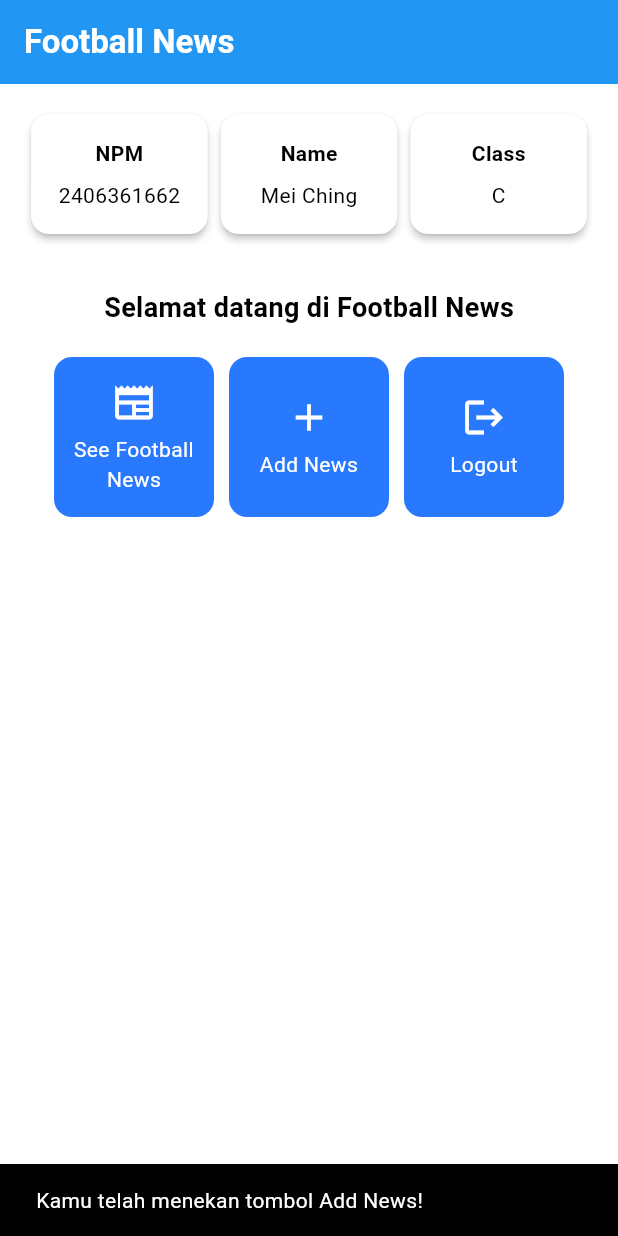
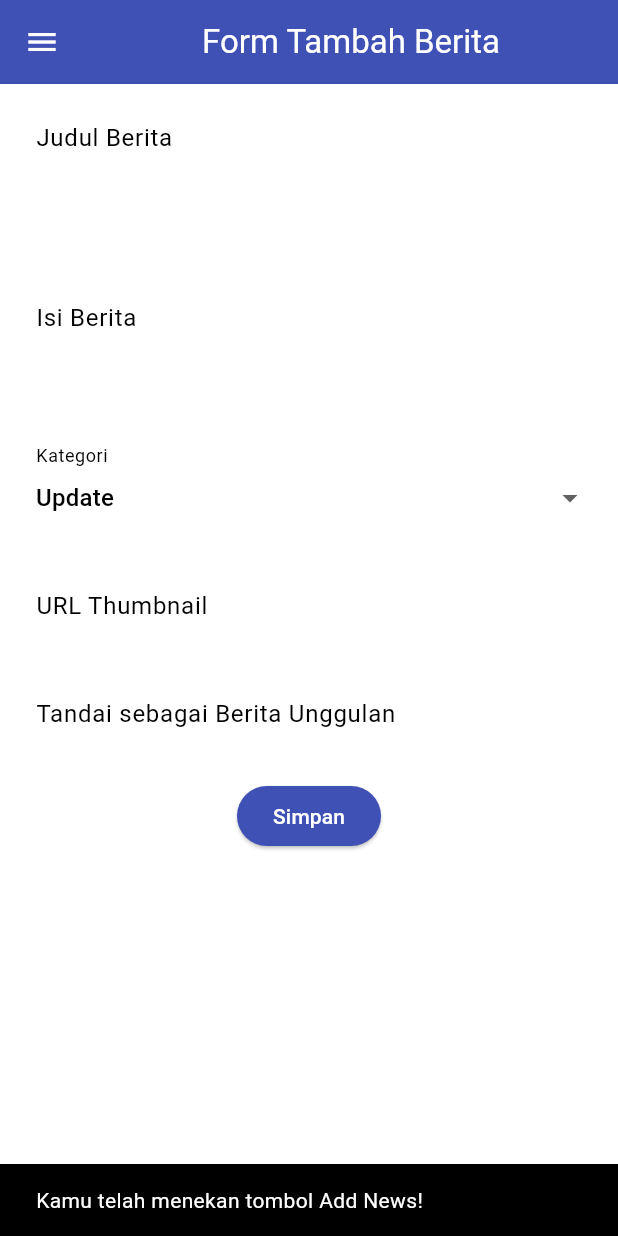
Before and after one commit to Mei2462/football-news-mobile, a Flutter app: the screen it shows after launch, after a tap on "Add News", on a phone screen of 412 x 824 dp. Run offline on Flutter 3.47's test engine with Material 3 defaults, Android fonts, the phone set to English and light mode, and no system bars.

Commit message:
Finish Tutorial 7: Flutter Navigation, Layouts, Forms, and Input Elements

```diff
--- a/lib/main.dart
+++ b/lib/main.dart
@@ -1,5 +1,5 @@
 import 'package:flutter/material.dart';
-import 'package:football_news/menu.dart';
+import 'package:football_news/screens/menu.dart';
 
 void main() {
   runApp(const MyApp());
--- a/lib/menu.dart
+++ b/lib/screens/menu.dart
@@ -1,4 +1,6 @@
 import 'package:flutter/material.dart';
+import 'package:football_news/widgets/left_drawer.dart'; // Import drawer widget
+import 'package:football_news/widgets/news_card.dart';
 
 class MyHomePage extends StatelessWidget {
     MyHomePage({super.key});
@@ -30,6 +32,7 @@ class MyHomePage extends StatelessWidget {
         // Warna latar belakang AppBar diambil dari skema warna tema aplikasi.
         backgroundColor: Theme.of(context).colorScheme.primary,
       ),
+      drawer: LeftDrawer(),
       // Body halaman dengan padding di sekelilingnya.
       body: Padding(
         padding: const EdgeInsets.all(16.0),
@@ -125,63 +128,3 @@ class InfoCard extends StatelessWidget {
     );
   }
 }
-
-class ItemHomepage {
- final String name;
- final IconData icon;
-
- ItemHomepage(this.name, this.icon);
-}
-
-class ItemCard extends StatelessWidget {
-  // Menampilkan kartu dengan ikon dan nama.
-
-  final ItemHomepage item;
-
-  const ItemCard(this.item, {super.key});
-
-  @override
-  Widget build(BuildContext context) {
-    return Material(
-      // Menentukan warna latar belakang dari tema aplikasi.
-      color: Theme.of(context).colorScheme.secondary,
-      // Membuat sudut kartu melengkung.
-      borderRadius: BorderRadius.circular(12),
-
-      child: InkWell(
-        // Aksi ketika kartu ditekan.
-        onTap: () {
-          // Menampilkan pesan SnackBar saat kartu ditekan.
-          ScaffoldMessenger.of(context)
-            ..hideCurrentSnackBar()
-            ..showSnackBar(
-              SnackBar(content: Text("Kamu telah menekan tombol ${item.name}!"))
-            );
-        },
-        // Container untuk menyimpan Icon dan Text
-        child: Container(
-          padding: const EdgeInsets.all(8),
-          child: Center(
-            child: Column(
-              // Menyusun ikon dan teks di tengah kartu.
-              mainAxisAlignment: MainAxisAlignment.center,
-              children: [
-                Icon(
-                  item.icon,
-                  color: Colors.white,
-                  size: 30.0,
-                ),
-                const Padding(padding: EdgeInsets.all(3)),
-                Text(
-                  item.name,
-                  textAlign: TextAlign.center,
-                  style: const TextStyle(color: Colors.white),
-                ),
-              ],
-            ),
-          ),
-        ),
-      ),
-    );
-  }
-}
--- /dev/null
+++ b/lib/screens/newslist_form.dart
@@ -0,0 +1,213 @@
+import 'package:flutter/material.dart';
+import 'package:football_news/widgets/left_drawer.dart';
+
+class NewsFormPage extends StatefulWidget {
+    const NewsFormPage({super.key});
+
+    @override
+    State<NewsFormPage> createState() => _NewsFormPageState();
+}
+
+class _NewsFormPageState extends State<NewsFormPage> {
+  final _formKey = GlobalKey<FormState>();
+  String _title = "";
+  String _content = "";
+  String _category = "update"; // default
+  String _thumbnail = "";
+  bool _isFeatured = false; // default
+
+  final List<String> _categories = [
+    'transfer',
+    'update',
+    'exclusive',
+    'match',
+    'rumor',
+    'analysis',
+  ];
+
+    @override
+    Widget build(BuildContext context) {
+      return Scaffold(
+        appBar: AppBar(
+          title: const Center(
+            child: Text(
+              'Form Tambah Berita',
+              ),
+            ),
+            backgroundColor: Colors.indigo,
+            foregroundColor: Colors.white,
+          ),
+          drawer: const LeftDrawer(),
+          body: Form(
+            key: _formKey,
+            child: SingleChildScrollView(
+              child: Column(
+                crossAxisAlignment: CrossAxisAlignment.start,
+                children:[
+                  // === Title ===
+                  Padding(
+                    padding: const EdgeInsets.all(8.0),
+                    child: TextFormField(
+                      decoration: InputDecoration(
+                        hintText: "Judul Berita",
+                        labelText: "Judul Berita",
+                        border: OutlineInputBorder(
+                          borderRadius: BorderRadius.circular(5.0),
+                        ),
+                      ),
+                      onChanged: (String? value) {
+                        setState(() {
+                          _title = value!;
+                        });
+                      },
+                      validator: (String? value) {
+                        if (value == null || value.isEmpty) {
+                          return "Judul tidak boleh kosong!";
+                        }
+                        return null;
+                      },
+                    ),
+                  ),
+
+                  // === Content ===
+                  Padding(
+                    padding: const EdgeInsets.all(8.0),
+                    child: TextFormField(
+                      maxLines: 5,
+                      decoration: InputDecoration(
+                        hintText: "Isi Berita",
+                        labelText: "Isi Berita",
+                        border: OutlineInputBorder(
+                          borderRadius: BorderRadius.circular(5.0),
+                        ),
+                      ),
+                      onChanged: (String? value) {
+                        setState(() {
+                          _content = value!;
+                        });
+                      },
+                      validator: (String? value) {
+                        if (value == null || value.isEmpty) {
+                          return "Isi berita tidak boleh kosong!";
+                        }
+                        return null;
+                      },
+                    ),
+                  ),
+
+                  // === Category ===
+                  Padding(
+                    padding: const EdgeInsets.all(8.0),
+                    child: DropdownButtonFormField<String>(
+                      decoration: InputDecoration(
+                        labelText: "Kategori",
+                        border: OutlineInputBorder(
+                          borderRadius: BorderRadius.circular(5.0),
+                        ),
+                      ),
+                      value: _category,
+                      items: _categories
+                          .map((cat) => DropdownMenuItem(
+                                value: cat,
+                                child: Text(
+                                    cat[0].toUpperCase() + cat.substring(1)),
+                              ))
+                          .toList(),
+                      onChanged: (String? newValue) {
+                        setState(() {
+                          _category = newValue!;
+                        });
+                      },
+                    ),
+                  ),
+
+                  // === Thumbnail URL ===
+                  Padding(
+                    padding: const EdgeInsets.all(8.0),
+                    child: TextFormField(
+                      decoration: InputDecoration(
+                        hintText: "URL Thumbnail (opsional)",
+                        labelText: "URL Thumbnail",
+                        border: OutlineInputBorder(
+                          borderRadius: BorderRadius.circular(5.0),
+                        ),
+                      ),
+                      onChanged: (String? value) {
+                        setState(() {
+                          _thumbnail = value!;
+                        });
+                      },
+                    ),
+                  ),
+
+                  // === Is Featured ===
+                  Padding(
+                    padding: const EdgeInsets.all(8.0),
+                    child: SwitchListTile(
+                      title: const Text("Tandai sebagai Berita Unggulan"),
+                      value: _isFeatured,
+                      onChanged: (bool value) {
+                        setState(() {
+                          _isFeatured = value;
+                        });
+                      },
+                    ),
+                  ),
+
+                  // === Tombol Simpan ===
+                  Align(
+                    alignment: Alignment.bottomCenter,
+                    child: Padding(
+                      padding: const EdgeInsets.all(8.0),
+                      child: ElevatedButton(
+                        style: ButtonStyle(
+                          backgroundColor:
+                              MaterialStateProperty.all(Colors.indigo),
+                        ),
+                        onPressed: () {
+                          if (_formKey.currentState!.validate()) {
+                            showDialog(
+                              context: context,
+                              builder: (context) {
+                                return AlertDialog(
+                                  title: const Text('Berita berhasil disimpan!'),
+                                  content: SingleChildScrollView(
+                                    child: Column(
+                                      crossAxisAlignment: CrossAxisAlignment.start,
+                                      children: [
+                                        Text('Judul: $_title'),
+                                        Text('Isi: $_content'),
+                                        Text('Kategori: $_category'),
+                                        Text('Thumbnail: $_thumbnail'),
+                                        Text('Unggulan: ${_isFeatured ? "Ya" : "Tidak"}'),
+                                      ],
+                                    ),
+                                  ),
+                                  actions: [
+                                    TextButton(
+                                      child: const Text('OK'),
+                                      onPressed: () {
+                                        Navigator.pop(context);
+                                        _formKey.currentState!.reset();
+                                      },
+                                    ),
+                                  ],
+                                );
+                              },
+                            );
+                          }
+                        },
+                        child: const Text(
+                          "Simpan",
+                          style: TextStyle(color: Colors.white),
+                        ),
+                      ),
+                    ),
+                  ),
+                ],
+              ),
+            ),
+          ),
+        );
+    }
+}
--- /dev/null
+++ b/lib/widgets/left_drawer.dart
@@ -0,0 +1,69 @@
+import 'package:flutter/material.dart';
+import 'package:football_news/screens/menu.dart';
+import 'package:football_news/screens/newslist_form.dart';
+
+class LeftDrawer extends StatelessWidget {
+  const LeftDrawer({super.key});
+
+  @override
+  Widget build(BuildContext context) {
+    return Drawer(
+      child: ListView(
+        children: [
+          const DrawerHeader(
+            decoration: BoxDecoration(
+              color: Colors.blue,
+            ),
+            child: Column(
+              children: [
+                Text(
+                  'Football News',
+                  textAlign: TextAlign.center,
+                  style: TextStyle(
+                    fontSize: 30,
+                    fontWeight: FontWeight.bold,
+                    color: Colors.white,
+                  ),
+                ),
+                Padding(padding: EdgeInsets.all(10)),
+                Text("Seluruh berita sepak bola terkini di sini!",
+                    textAlign: TextAlign.center,
+                    style: TextStyle(
+                      fontSize: 15,
+                      color: Colors.white,
+                      fontWeight: FontWeight.normal,
+                    ),
+                ),
+              ],
+            ),
+          ),
+          ListTile(
+            leading: const Icon(Icons.home_outlined),
+            title: const Text('Home'),
+            // Bagian redirection ke MyHomePage
+            onTap: () {
+              Navigator.pushReplacement(
+                  context,
+                  MaterialPageRoute(
+                    builder: (context) => MyHomePage(),
+                  ));
+            },
+          ),
+          ListTile(
+            leading: const Icon(Icons.post_add),
+            title: const Text('Add News'),
+            // Bagian redirection ke NewsFormPage
+            onTap: () {
+              Navigator.pushReplacement(
+                context,
+                MaterialPageRoute(
+                  builder: (context) => const NewsFormPage(),
+                )
+              );
+            },
+          ),
+        ],
+      ),
+    );
+  }
+}
--- /dev/null
+++ b/lib/widgets/news_card.dart
@@ -0,0 +1,70 @@
+import 'package:flutter/material.dart';
+import 'package:football_news/screens/newslist_form.dart';
+
+class ItemHomepage {
+ final String name;
+ final IconData icon;
+
+ ItemHomepage(this.name, this.icon);
+}
+
+class ItemCard extends StatelessWidget {
+  // Menampilkan kartu dengan ikon dan nama.
+
+  final ItemHomepage item;
+
+  const ItemCard(this.item, {super.key});
+
+  @override
+  Widget build(BuildContext context) {
+    return Material(
+      // Menentukan warna latar belakang dari tema aplikasi.
+      color: Theme.of(context).colorScheme.secondary,
+      // Membuat sudut kartu melengkung.
+      borderRadius: BorderRadius.circular(12),
+
+      child: InkWell(
+        // Aksi ketika kartu ditekan.
+        onTap: () {
+          // Menampilkan pesan SnackBar saat kartu ditekan.
+          ScaffoldMessenger.of(context)
+            ..hideCurrentSnackBar()
+            ..showSnackBar(
+              SnackBar(content: Text("Kamu telah menekan tombol ${item.name}!"))
+            );
+
+            // Navigate ke route yang sesuai (tergantung jenis tombol)
+            if (item.name == "Add News") {
+              Navigator.push(
+                context,
+                MaterialPageRoute(builder: (context) => const NewsFormPage()),
+              );
+            }
+        },
+        // Container untuk menyimpan Icon dan Text
+        child: Container(
+          padding: const EdgeInsets.all(8),
+          child: Center(
+            child: Column(
+              // Menyusun ikon dan teks di tengah kartu.
+              mainAxisAlignment: MainAxisAlignment.center,
+              children: [
+                Icon(
+                  item.icon,
+                  color: Colors.white,
+                  size: 30.0,
+                ),
+                const Padding(padding: EdgeInsets.all(3)),
+                Text(
+                  item.name,
+                  textAlign: TextAlign.center,
+                  style: const TextStyle(color: Colors.white),
+                ),
+              ],
+            ),
+          ),
+        ),
+      ),
+    );
+  }
+}
```
